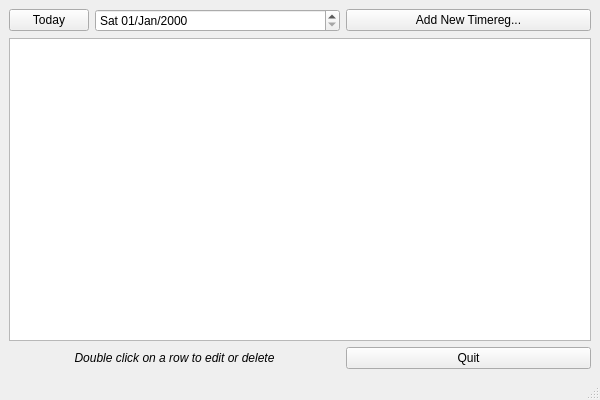
develer-staff/pyuac, file src/pyuac_browse.ui: the form before one commit.
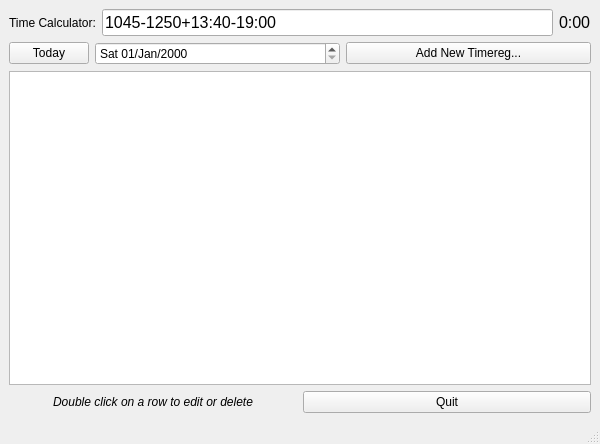
The form after the commit. Icons and pictures are not drawn.

Commit message: Aggiunge calcolatore ore

The edit to the form file:
```diff
--- a/src/pyuac_browse.ui
+++ b/src/pyuac_browse.ui
@@ -6,7 +6,7 @@
     <x>0</x>
     <y>0</y>
     <width>600</width>
-    <height>400</height>
+    <height>444</height>
    </rect>
   </property>
   <property name="windowTitle" >
@@ -16,14 +16,63 @@
    <iconset>../../../../../usr/share/pixmaps/gnome-set-time.png</iconset>
   </property>
   <widget class="QWidget" name="centralwidget" >
-   <layout class="QGridLayout" >
+   <layout class="QVBoxLayout" >
     <property name="margin" >
      <number>9</number>
     </property>
     <property name="spacing" >
      <number>6</number>
     </property>
-    <item row="0" column="0" >
+    <item>
+     <layout class="QHBoxLayout" >
+      <property name="margin" >
+       <number>0</number>
+      </property>
+      <property name="spacing" >
+       <number>6</number>
+      </property>
+      <item>
+       <widget class="QLabel" name="time_calculator_lbl" >
+        <property name="text" >
+         <string>Time Calculator:</string>
+        </property>
+       </widget>
+      </item>
+      <item>
+       <widget class="QLineEdit" name="smart_time_edit" >
+        <property name="font" >
+         <font>
+          <pointsize>12</pointsize>
+         </font>
+        </property>
+        <property name="text" >
+         <string>1045-1250+13:40-19:00</string>
+        </property>
+       </widget>
+      </item>
+      <item>
+       <widget class="QLabel" name="time_sum_lbl" >
+        <property name="font" >
+         <font>
+          <pointsize>12</pointsize>
+         </font>
+        </property>
+        <property name="text" >
+         <string>0:00</string>
+        </property>
+       </widget>
+      </item>
+     </layout>
+    </item>
+    <item>
+     <layout class="QHBoxLayout" >
+      <property name="margin" >
+       <number>0</number>
+      </property>
+      <property name="spacing" >
+       <number>6</number>
+      </property>
+      <item>
      <widget class="QPushButton" name="btnToday" >
       <property name="sizePolicy" >
        <sizepolicy>
@@ -38,21 +87,31 @@
       </property>
      </widget>
     </item>
-    <item row="0" column="1" >
+      <item>
      <widget class="QDateEdit" name="dateEdit" >
       <property name="displayFormat" >
        <string>ddd dd/MMM/yyyy</string>
       </property>
      </widget>
     </item>
-    <item row="2" column="2" >
-     <widget class="QPushButton" name="btnQuit" >
+      <item>
+       <widget class="QPushButton" name="btnTimereg" >
+        <property name="sizePolicy" >
+         <sizepolicy>
+          <hsizetype>1</hsizetype>
+          <vsizetype>0</vsizetype>
+          <horstretch>0</horstretch>
+          <verstretch>0</verstretch>
+         </sizepolicy>
+        </property>
       <property name="text" >
-       <string>Quit</string>
+         <string>Add New Timereg...</string>
       </property>
      </widget>
     </item>
-    <item row="1" column="0" colspan="3" >
+     </layout>
+    </item>
+    <item>
      <widget class="QTableWidget" name="tableTimereg" >
       <property name="editTriggers" >
        <set>QAbstractItemView::NoEditTriggers</set>
@@ -68,22 +127,15 @@
       </property>
      </widget>
     </item>
-    <item row="0" column="2" >
-     <widget class="QPushButton" name="btnTimereg" >
-      <property name="sizePolicy" >
-       <sizepolicy>
-        <hsizetype>1</hsizetype>
-        <vsizetype>0</vsizetype>
-        <horstretch>0</horstretch>
-        <verstretch>0</verstretch>
-       </sizepolicy>
+    <item>
+     <layout class="QHBoxLayout" >
+      <property name="margin" >
+       <number>0</number>
       </property>
-      <property name="text" >
-       <string>Add New Timereg...</string>
+      <property name="spacing" >
+       <number>6</number>
       </property>
-     </widget>
-    </item>
-    <item row="2" column="0" colspan="2" >
+      <item>
      <widget class="QLabel" name="labelInfo" >
       <property name="font" >
        <font>
@@ -97,6 +149,15 @@
        <set>Qt::AlignCenter</set>
       </property>
      </widget>
+      </item>
+      <item>
+       <widget class="QPushButton" name="btnQuit" >
+        <property name="text" >
+         <string>Quit</string>
+        </property>
+       </widget>
+      </item>
+     </layout>
     </item>
    </layout>
   </widget>
```
Lines whose indentation alone changed are shown as unchanged. The commit also changes 2 other files.
